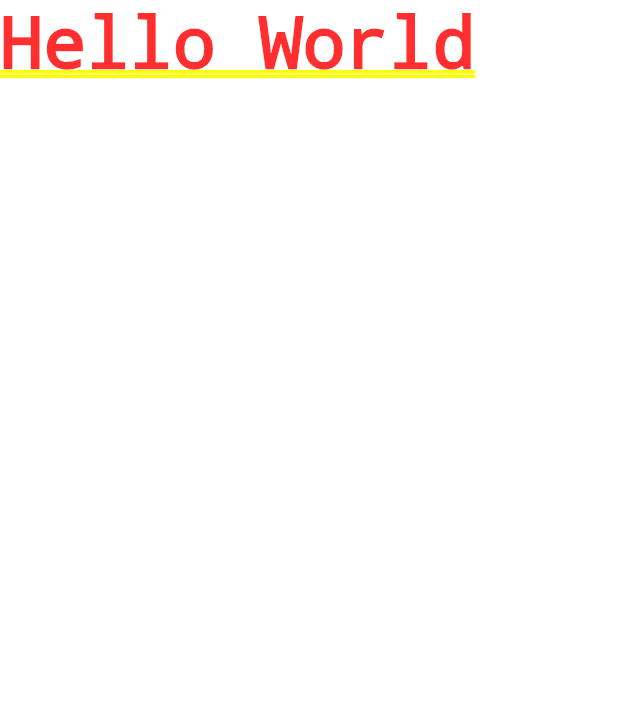
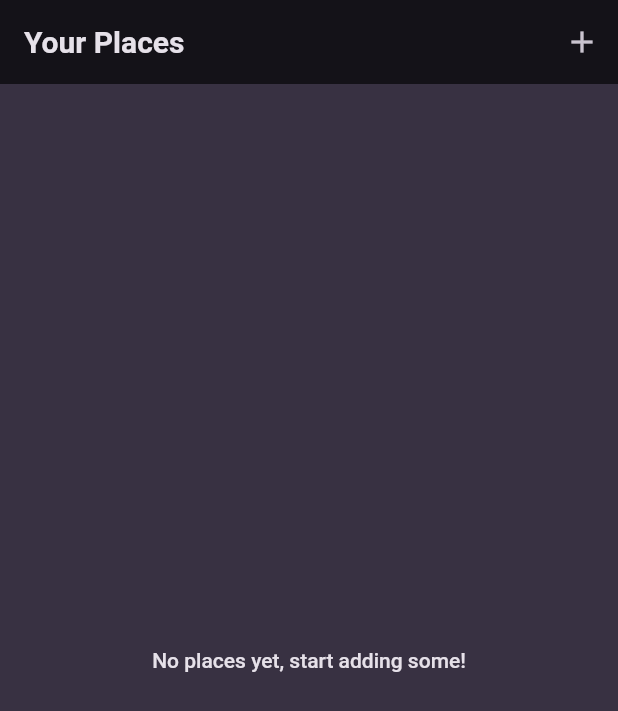
Before and after one commit to mnengineer/favorite_places_app, a Flutter app: the screen it shows after launch, on a phone screen of 412 x 824 dp. Shown: the top 711 px of the screen. Run offline on Flutter 3.47's test engine with Material 2 defaults, Android fonts, the light colour scheme and no system bars; our stand-ins replace google_fonts.

Commit message:
feat: Places画面作成

```diff
--- a/lib/main.dart
+++ b/lib/main.dart
@@ -1,3 +1,4 @@
+import 'package:favorite_places_app/screens/places.dart';
 import 'package:flutter/material.dart';
 
 import 'package:google_fonts/google_fonts.dart';
@@ -39,7 +40,8 @@ class MyApp extends StatelessWidget {
     return MaterialApp(
       title: 'Great Places',
       theme: theme,
-      home: const Text('Hello World'),
+      debugShowCheckedModeBanner: false,
+      home: const PlacesScreen(),
     );
   }
 }
--- /dev/null
+++ b/lib/screens/places.dart
@@ -0,0 +1,29 @@
+import 'package:favorite_places_app/screens/add_places.dart';
+import 'package:favorite_places_app/widgets/places_list.dart';
+import 'package:flutter/material.dart';
+
+class PlacesScreen extends StatelessWidget {
+  const PlacesScreen({Key? key}) : super(key: key);
+
+  @override
+  Widget build(BuildContext context) {
+    return Scaffold(
+      appBar: AppBar(
+        title: const Text('Your Places'),
+        actions: [
+          IconButton(
+            icon: const Icon(Icons.add),
+            onPressed: () {
+              Navigator.of(context).push(
+                MaterialPageRoute(builder: (cts) => const AddPlacesScreen()),
+              );
+            },
+          ),
+        ],
+      ),
+      body: const PlacesList(
+        places: [],
+      ),
+    );
+  }
+}
--- /dev/null
+++ b/lib/widgets/places_list.dart
@@ -0,0 +1,32 @@
+import 'package:favorite_places_app/models/place.dart';
+import 'package:flutter/material.dart';
+
+class PlacesList extends StatelessWidget {
+  const PlacesList({Key? key, required this.places}) : super(key: key);
+  final List<Place> places;
+
+  @override
+  Widget build(BuildContext context) {
+    if (places.isEmpty) {
+      return Center(
+        child: Text(
+          'No places yet, start adding some!',
+          style: Theme.of(context).textTheme.bodyLarge!.copyWith(
+                color: Theme.of(context).colorScheme.onBackground,
+              ),
+        ),
+      );
+    }
+    return ListView.builder(
+      itemCount: places.length,
+      itemBuilder: (ctx, index) => ListTile(
+        title: Text(
+          places[index].title,
+          style: Theme.of(context).textTheme.titleMedium!.copyWith(
+                color: Theme.of(context).colorScheme.onBackground,
+              ),
+        ),
+      ),
+    );
+  }
+}
```
